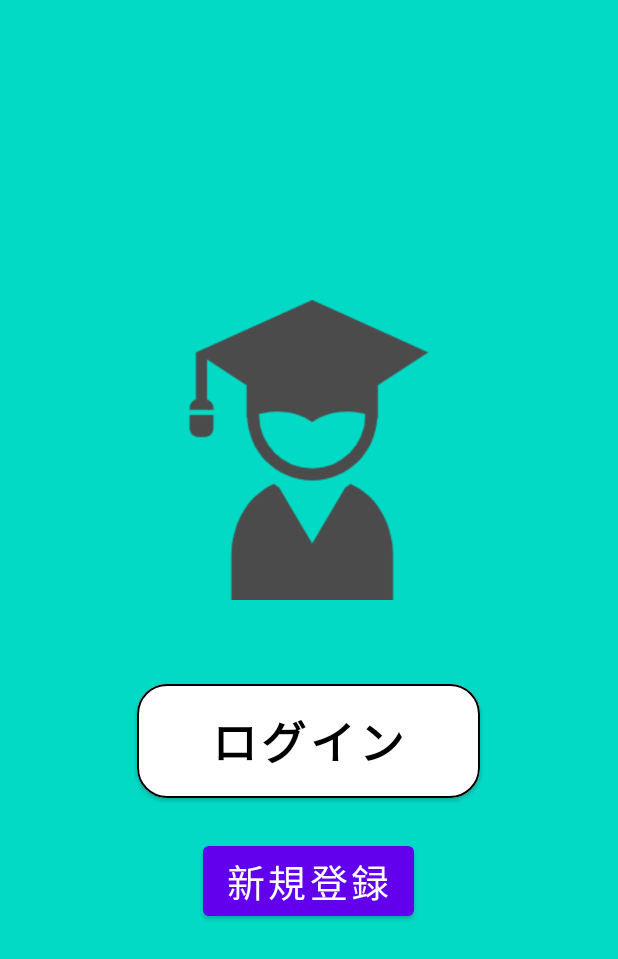
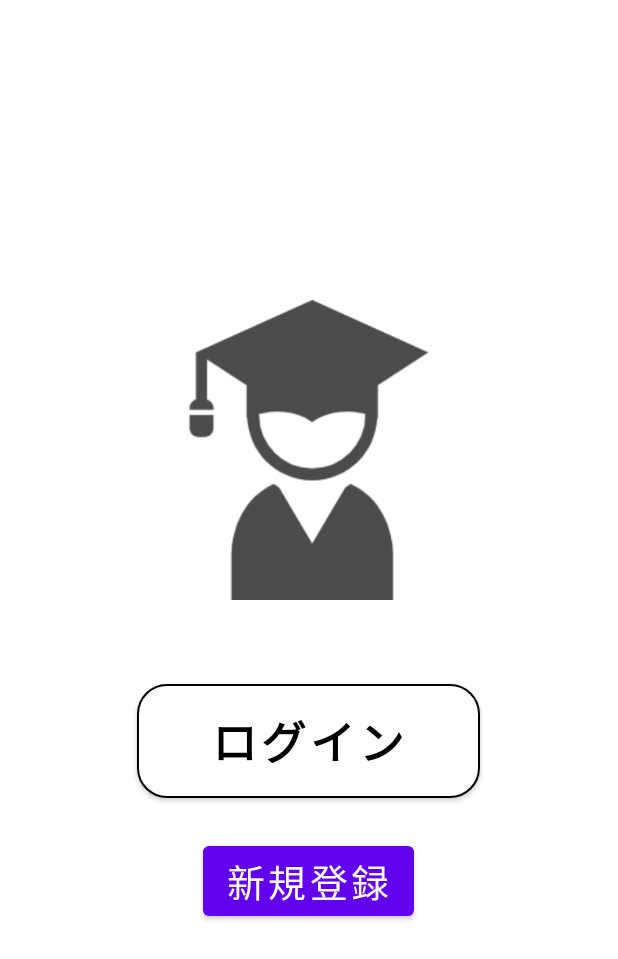
Before and after one commit to youme-Zaurus/nainen, an Android app: the screen it shows after launch (MainActivity), on a phone screen of 412 x 824 dp. Shown: the top 959 px of the screen. Run offline under Robolectric (Android 15) with nearby library versions, the phone set to English and light mode, and no system bars.

Commit message:
[update]テーマの設定の変更

```diff
--- a/android_app/src/main/res/values/colors.xml
+++ b/android_app/src/main/res/values/colors.xml
@@ -7,4 +7,7 @@
     <color name="teal_700">#FF018786</color>
     <color name="black">#FF000000</color>
     <color name="white">#FFFFFFFF</color>
+    <!--  main color  -->
+
+
 </resources>
--- a/android_app/src/main/res/values/styles.xml
+++ b/android_app/src/main/res/values/styles.xml
@@ -1,2 +1,3 @@
 <?xml version="1.0" encoding="utf-8"?>
-<resources></resources>
+<resources>
+</resources>
--- a/android_app/src/main/res/values/themes.xml
+++ b/android_app/src/main/res/values/themes.xml
@@ -13,12 +13,12 @@
         <item name="android:statusBarColor">?attr/colorPrimaryVariant</item>
         <!-- Customize your theme here. -->
         <item name="windowNoTitle">true</item>
-        <item name="windowActionBar">false</item>
-        <item name="android:windowFullscreen">true</item>
-        <item name="android:windowContentOverlay">@null</item>
-        <item name="android:windowBackground">@color/teal_200</item>
+<!--        <item name="windowActionBar">false</item>-->
+<!--        <item name="android:windowFullscreen">true</item>-->
+<!--        <item name="android:windowContentOverlay">@null</item>-->
+<!--        <item name="android:windowBackground">@color/teal_200</item>-->
     </style>
-<!--    <style name="topWindow" parent="">-->
+<!--    <style name="topWindow" parent="Theme.AppCompat.Light.DarkActionBar">-->
 <!--        <item name="windowNoTitle">true</item>-->
 <!--        <item name="windowActionBar">false</item>-->
 <!--        <item name="android:windowFullscreen">true</item>-->
```
